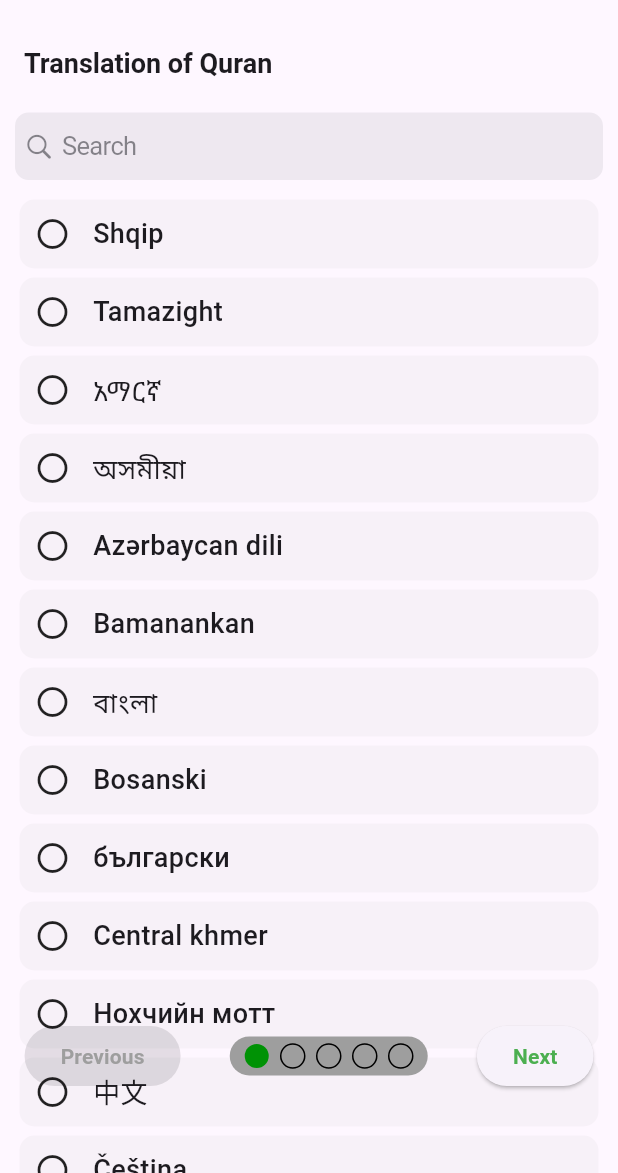
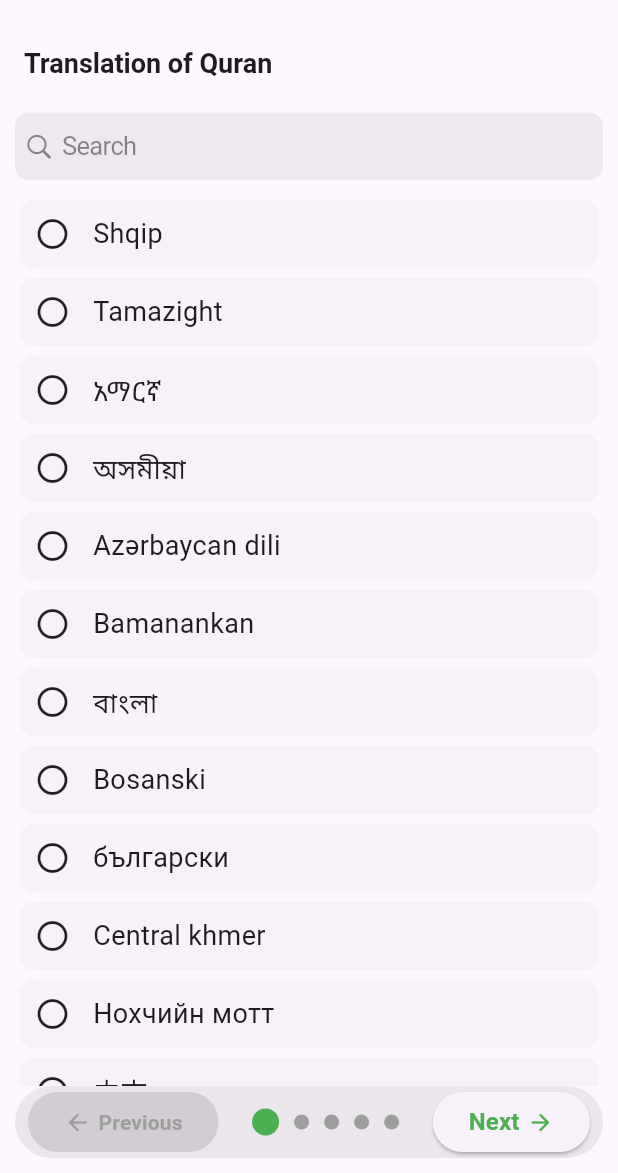
Before and after one commit to IsmailHosenIsmailJames/al_bayan_quran, a Flutter app: the screen it shows after launch, on a phone screen of 412 x 824 dp, the part 63-1236 px from its top. Run offline on Flutter 3.47's test engine with Material 3 defaults, Android fonts, the phone set to English and light mode, and no system bars; drawn by our look-alikes of smooth_page_indicator; our stand-ins replace appwrite, connectivity_plus, email_validator, flutter_widget_from_html_core, fluttertoast, font_awesome_flutter and 8 more; missing offline and left inert: clipboard; accounts and stored records are empty.

Commit message:
navigation bar for setup app changed, removed pakage

```diff
--- a/lib/collect_info/collect_info_mobile.dart
+++ b/lib/collect_info/collect_info_mobile.dart
@@ -1,8 +1,8 @@
 import 'package:al_bayan_quran/core/show_twoested_message.dart';
 import 'package:flutter/material.dart';
+import 'package:gap/gap.dart';
 import 'package:get/get.dart';
 import 'package:hive_flutter/adapters.dart';
-import 'package:smooth_page_indicator/smooth_page_indicator.dart';
 import 'package:url_launcher/url_launcher.dart';
 
 import '../theme/theme_icon_button.dart';
@@ -23,35 +23,18 @@
 }
 
 class _CollectInfoMobileState extends State<CollectInfoMobile> {
-  late PageController pageController;
   late int indexPage;
   String nextButtonText = "Next";
 
   @override
   void initState() {
-    pageController = PageController(
-      initialPage: widget.pageNumber,
-      keepPage: false,
-    );
-
     indexPage = widget.pageNumber;
-    checkPageNumber(widget.pageNumber);
+    pageIndex = widget.pageNumber;
     super.initState();
   }
 
-  void checkPageNumber(int index) {
-    if (index >= 4) {
-      setState(() {
-        nextButtonText = "Done";
-      });
-    } else {
-      setState(() {
-        nextButtonText = "Next";
-      });
-    }
-  }
-
   final infoController = Get.put(InfoController());
+  int pageIndex = 0;
 
   @override
   Widget build(BuildContext context) {
@@ -88,21 +71,24 @@
         ),
         actions: [themeIconButton],
       ),
-      body: Stack(
+      body: Column(
         children: [
-          PageView(
-            scrollDirection: Axis.horizontal,
-            controller: pageController,
-            children: const [
-              TranslationLanguage(),
-              ChoiceTranslationBook(),
-              TafseerLanguage(),
-              ChoiceTafseerBook(),
-              RecitaionChoice(),
-            ],
+          Expanded(
+            child: [
+              const TranslationLanguage(),
+              const ChoiceTranslationBook(),
+              const TafseerLanguage(),
+              const ChoiceTafseerBook(),
+              const RecitaionChoice(),
+            ][pageIndex],
           ),
           Container(
-            alignment: const Alignment(0, 0.85),
+            margin:
+                const EdgeInsets.only(top: 0, bottom: 10, left: 10, right: 10),
+            decoration: BoxDecoration(
+              borderRadius: BorderRadius.circular(30),
+              color: Colors.grey.withOpacity(0.2),
+            ),
             child: Row(
               mainAxisAlignment: MainAxisAlignment.spaceAround,
               children: [
@@ -110,13 +96,24 @@
                   () => ElevatedButton(
                     onPressed: infoController.isPreviousEnaviled.value
                         ? () {
-                            pageController.previousPage(
-                                duration: const Duration(milliseconds: 200),
-                                curve: Curves.bounceIn);
-                            checkPageNumber(pageController.page!.toInt() + 1);
+                            if (pageIndex > 0) {
+                              setState(() {
+                                pageIndex--;
+                              });
+                            }
                           }
                         : null,
-                    child: Text(
+                    child: Row(
+                      children: [
+                        Icon(
+                          Icons.arrow_back_outlined,
+                          color: infoController.isPreviousEnaviled.value
+                              ? Colors.green
+                              : Colors.grey,
+                          size: 18,
+                        ),
+                        const Gap(5),
+                        Text(
                           "Previous",
                           style: TextStyle(
                             color: infoController.isPreviousEnaviled.value
@@ -125,59 +122,46 @@
                             fontWeight: FontWeight.bold,
                           ),
                         ),
+                      ],
                     ),
                   ),
-                Container(
-                  padding: const EdgeInsets.only(
-                      left: 10, right: 10, top: 5, bottom: 5),
-                  decoration: const BoxDecoration(
-                    color: Colors.grey,
-                    borderRadius: BorderRadius.all(
-                      Radius.circular(20),
                 ),
-                  ),
-                  child: SmoothPageIndicator(
-                    controller: pageController,
-                    count: 5,
-                    effect: const WormEffect(
-                        dotColor: Colors.black,
-                        activeDotColor: Color.fromARGB(255, 0, 146, 5),
-                        paintStyle: PaintingStyle.stroke),
-                    onDotClicked: (index) {
-                      pageController.jumpToPage(
-                        index,
-                      );
-                      checkPageNumber(index);
-                    },
-                  ),
+                Row(
+                  children: [
+                    getPageIndecator(0, pageIndex),
+                    getPageIndecator(1, pageIndex),
+                    getPageIndecator(2, pageIndex),
+                    getPageIndecator(3, pageIndex),
+                    getPageIndecator(4, pageIndex),
+                  ],
                 ),
                 ElevatedButton(
                   onPressed: () async {
-                    if (pageController.page! == 0) {
+                    if (pageIndex == 0) {
                       if (infoController.translationLanguage.value.isEmpty) {
                         showTwoestedMessage(
                             "Please Select Quran Translation Language");
                         return;
                       }
-                    } else if (pageController.page! == 1) {
+                    } else if (pageIndex == 1) {
                       if (infoController.bookNameIndex.value == -1) {
                         showTwoestedMessage(
                             "Please Select Quran Translation Book");
                         return;
                       }
                     }
-                    if (pageController.page! == 2) {
+                    if (pageIndex == 2) {
                       if (infoController.tafseerIndex.value == -1) {
                         showTwoestedMessage(
                             "Please Select Quran Tafsir Language");
                         return;
                       }
-                    } else if (pageController.page! == 3) {
+                    } else if (pageIndex == 3) {
                       if (infoController.tafseerBookIndex.value == -1) {
                         showTwoestedMessage("Please Select Quran Tafsir Book");
                         return;
                       }
-                    } else if (pageController.page! == 4) {
+                    } else if (pageIndex == 4) {
                       if (infoController.recitationIndex.value != -1 &&
                           infoController.tafseerBookIndex.value != -1 &&
                           infoController.tafseerIndex.value != -1 &&
@@ -206,17 +190,29 @@
                         }
                       }
                     }
-                    pageController.nextPage(
-                        duration: const Duration(milliseconds: 200),
-                        curve: Curves.bounceIn);
-                    checkPageNumber(pageController.page!.toInt() + 1);
+                    if (pageIndex < 4) {
+                      setState(() {
+                        pageIndex++;
+                      });
+                    }
                   },
-                  child: Text(
+                  child: Row(
+                    children: [
+                      Text(
                         nextButtonText,
                         style: const TextStyle(
                           color: Colors.green,
                           fontWeight: FontWeight.bold,
+                          fontSize: 16,
                         ),
+                      ),
+                      const Gap(5),
+                      const Icon(
+                        Icons.arrow_forward_rounded,
+                        color: Colors.green,
+                        size: 18,
+                      )
+                    ],
                   ),
                 ),
               ],
@@ -226,4 +222,14 @@
       ),
     );
   }
+
+  Widget getPageIndecator(int index, int page) {
+    return Padding(
+      padding: const EdgeInsets.all(5.0),
+      child: CircleAvatar(
+        radius: index == page ? 9 : 5,
+        backgroundColor: index == page ? Colors.green : Colors.grey,
+      ),
+    );
   }
+}
--- a/lib/collect_info/getx/get_controller.dart
+++ b/lib/collect_info/getx/get_controller.dart
@@ -1,7 +1,7 @@
 import 'package:get/get.dart';
 
 class InfoController extends GetxController {
-  RxString translationLanguage = "null".obs;
+  RxString translationLanguage = "".obs;
   RxString bookIDTranslation = "-1".obs;
   RxInt bookNameIndex = (-1).obs;
   RxInt tafseerIndex = (-1).obs;
--- a/lib/collect_info/pages/choice_recitations.dart
+++ b/lib/collect_info/pages/choice_recitations.dart
@@ -172,10 +172,10 @@
                   },
                   behavior: HitTestBehavior.translucent,
                   child: Container(
-                    margin: const EdgeInsets.all(2),
+                    margin: const EdgeInsets.all(3),
                     decoration: BoxDecoration(
                       borderRadius: BorderRadius.circular(10),
-                      color: const Color.fromARGB(10, 145, 255, 160),
+                      color: Colors.grey.withOpacity(0.07),
                     ),
                     child: ListTile(
                       titleAlignment: ListTileTitleAlignment.center,
--- a/lib/collect_info/pages/choice_tranlation_book.dart
+++ b/lib/collect_info/pages/choice_tranlation_book.dart
@@ -56,7 +56,7 @@
     return Scaffold(
       appBar: AppBar(
         title: Text(
-          "Translation Book ${infoController.translationLanguage.value == "null" ? "" : "for${infoController.translationLanguage.value}"}",
+          "Translation Book ${infoController.translationLanguage.value == "" ? "" : "for ${infoController.translationLanguage.value}"}",
           style: const TextStyle(fontWeight: FontWeight.bold, fontSize: 18),
         ),
         actions: [
@@ -179,7 +179,7 @@
               margin: const EdgeInsets.all(2),
               decoration: BoxDecoration(
                 borderRadius: BorderRadius.circular(10),
-                color: const Color.fromARGB(10, 145, 255, 160),
+                color: Colors.grey.withOpacity(0.07),
               ),
               child: ListTile(
                 titleAlignment: ListTileTitleAlignment.center,
--- a/lib/collect_info/pages/tafseer_language.dart
+++ b/lib/collect_info/pages/tafseer_language.dart
@@ -97,7 +97,7 @@
               margin: const EdgeInsets.all(2),
               decoration: BoxDecoration(
                 borderRadius: BorderRadius.circular(10),
-                color: const Color.fromARGB(10, 145, 255, 160),
+                color: Colors.grey.withOpacity(0.07),
               ),
               child: ListTile(
                 title: Text(language[index]),
--- a/lib/collect_info/pages/translation_language.dart
+++ b/lib/collect_info/pages/translation_language.dart
@@ -223,7 +223,6 @@
                                 : language[index],
                             style: TextStyle(
                               fontSize: 18,
-                              fontWeight: FontWeight.w500,
                               color: translationLanguageController
                                           .translationLanguage.value ==
                                       language[index]
--- a/pubspec.yaml
+++ b/pubspec.yaml
@@ -1,8 +1,8 @@
 name: al_bayan_quran
-description: "A new Flutter project."
+description: "All in one Al Quran App with Translation, Tefsir, Quran Audiobook & Notes Backup"
 publish_to: 'none' # Remove this line if you wish to publish to pub.dev
 
-version: 1.9.9+22
+version: 1.10.0+22
 
 environment:
   sdk: '>=3.2.3 <4.0.0'
@@ -23,7 +23,6 @@
   es_compression: ^2.0.11
   flutter_launcher_icons: ^0.13.1
   connectivity_plus: ^6.0.1
-  smooth_page_indicator: ^1.1.0
   hive: ^2.2.3
   hive_flutter: ^1.1.0
   http: ^1.0.0
```
Also changed, not shown: lib/collect_info/pages/choice_quran_style.dart (deleted, +0 -77 lines), lib/collect_info/pages/choice_tafseer_book.dart (+2 -20 lines), pubspec.lock, 2 other files. Lines whose indentation alone changed are shown as unchanged.
